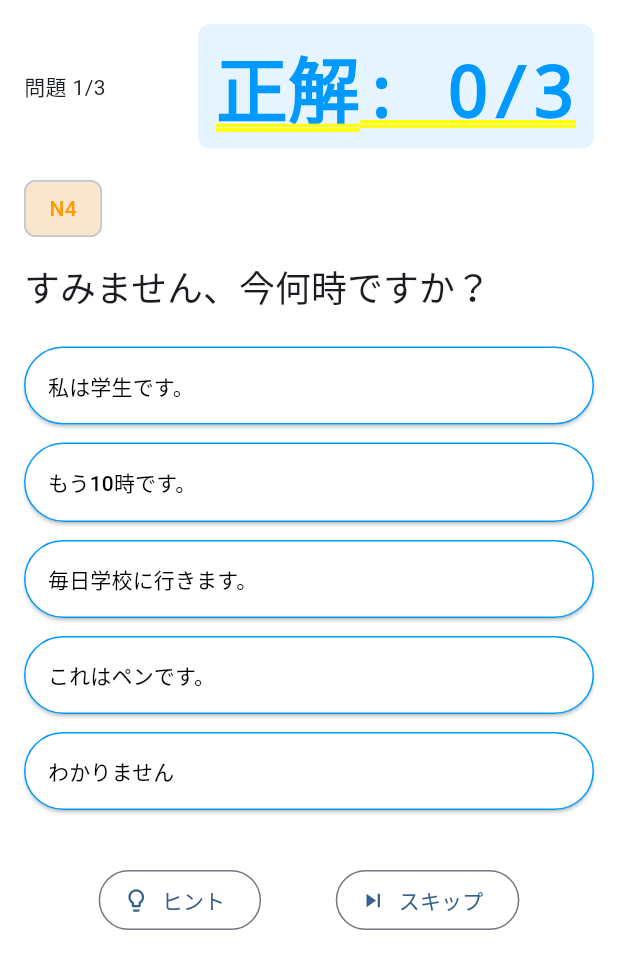
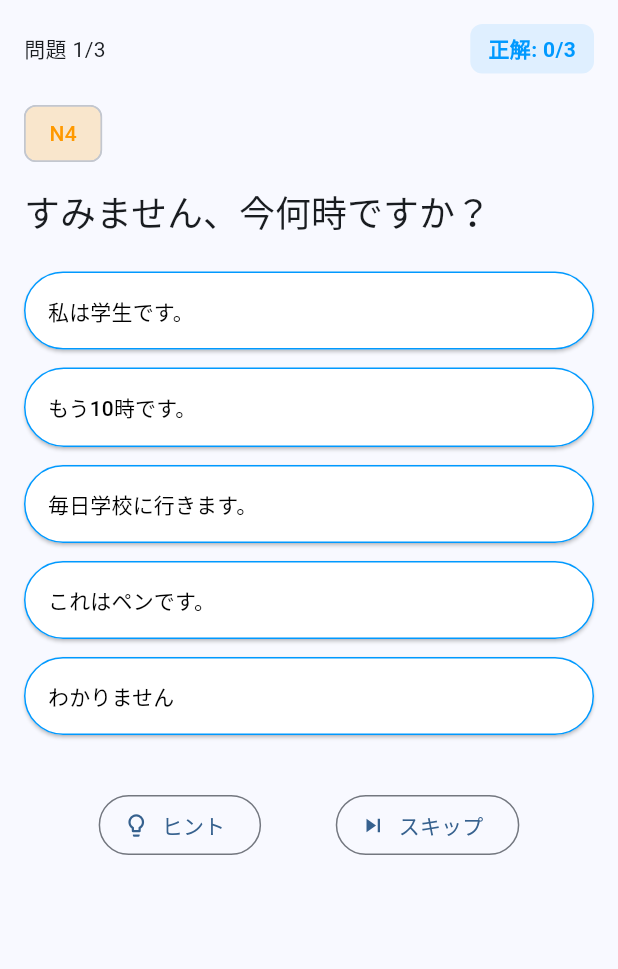
Before and after one commit to shibuyer-jp/voikerchat, a Flutter app: the screen it shows after launch, on a phone screen of 412 x 824 dp. Shown: the top 969 px of the screen. Run offline on Flutter 3.47's test engine with Material 3 defaults, Android fonts, the phone set to English and light mode, and no system bars; our stand-ins replace firebase_core, firebase_messaging, flutter_local_notifications, shared_preferences, supabase_flutter, timezone; missing offline and left inert: purchases_flutter; accounts and stored records are empty.

Commit message:
fix(onboarding): wrap DiagnosticTestScreenEnhanced in Scaffold
Enhanced screen returned a bare SingleChildScrollView with no Material
ancestor, causing 'No Material widget found' at runtime and a flaky
widget_test (VoikerchatApp renders) depending on prefs-future timing.
Mirror basic screen by wrapping both build branches in Scaffold.

```diff
--- a/lib/screens/onboarding/diagnostic_test_screen_enhanced.dart
+++ b/lib/screens/onboarding/diagnostic_test_screen_enhanced.dart
@@ -189,13 +189,16 @@ class _DiagnosticTestScreenEnhancedState
   @override
   Widget build(BuildContext context) {
     if (isLoading) {
-      return const Center(child: CircularProgressIndicator());
+      return const Scaffold(
+        body: Center(child: CircularProgressIndicator()),
+      );
     }
 
     final question = questions[currentQuestionIndex];
     final currentScore = _calculateScore();
 
-    return SingleChildScrollView(
+    return Scaffold(
+      body: SingleChildScrollView(
         child: Padding(
           padding: const EdgeInsets.all(16.0),
           child: Column(
@@ -321,6 +324,7 @@ class _DiagnosticTestScreenEnhancedState
             ],
           ),
         ),
+      ),
     );
   }
 
```
Lines whose indentation alone changed are shown as unchanged.
